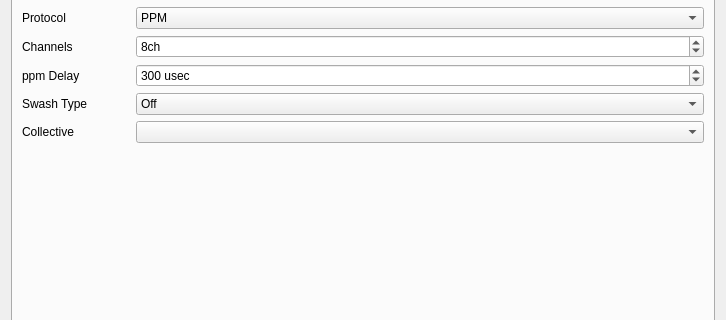
Old version of the form src/modeledit.ui in the repository negativerad/eepe; both pictures show x 0 to 726 and y 325 to 645 of the 726 by 744 pixel window.
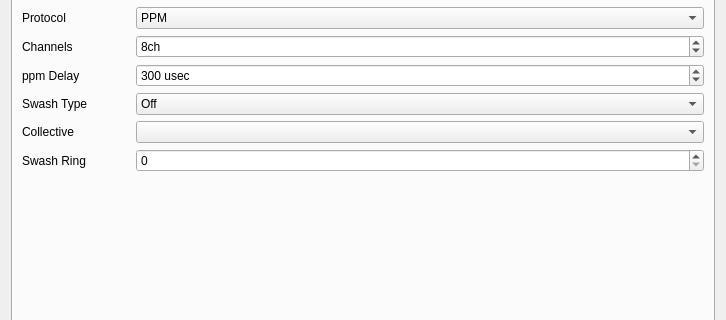
New version of the form. The open tabs and pages were chosen to show the change. Icons and pictures are not drawn.

```diff
--- a/src/modeledit.ui
+++ b/src/modeledit.ui
@@ -399,6 +399,32 @@
        <item row="15" column="1">
         <widget class="QComboBox" name="swashCollectiveCB"/>
        </item>
+       <item row="16" column="0">
+        <widget class="QLabel" name="label_107">
+         <property name="text">
+          <string>Swash Ring</string>
+         </property>
+        </widget>
+       </item>
+       <item row="16" column="1">
+        <widget class="QSpinBox" name="swashRingValSB">
+         <property name="suffix">
+          <string/>
+         </property>
+         <property name="minimum">
+          <number>0</number>
+         </property>
+         <property name="maximum">
+          <number>100</number>
+         </property>
+         <property name="singleStep">
+          <number>1</number>
+         </property>
+         <property name="value">
+          <number>0</number>
+         </property>
+        </widget>
+       </item>
       </layout>
      </widget>
      <widget class="QWidget" name="tabExpo">
```
Left out of the diff: 2 changed lines with no effect on the pictures.
